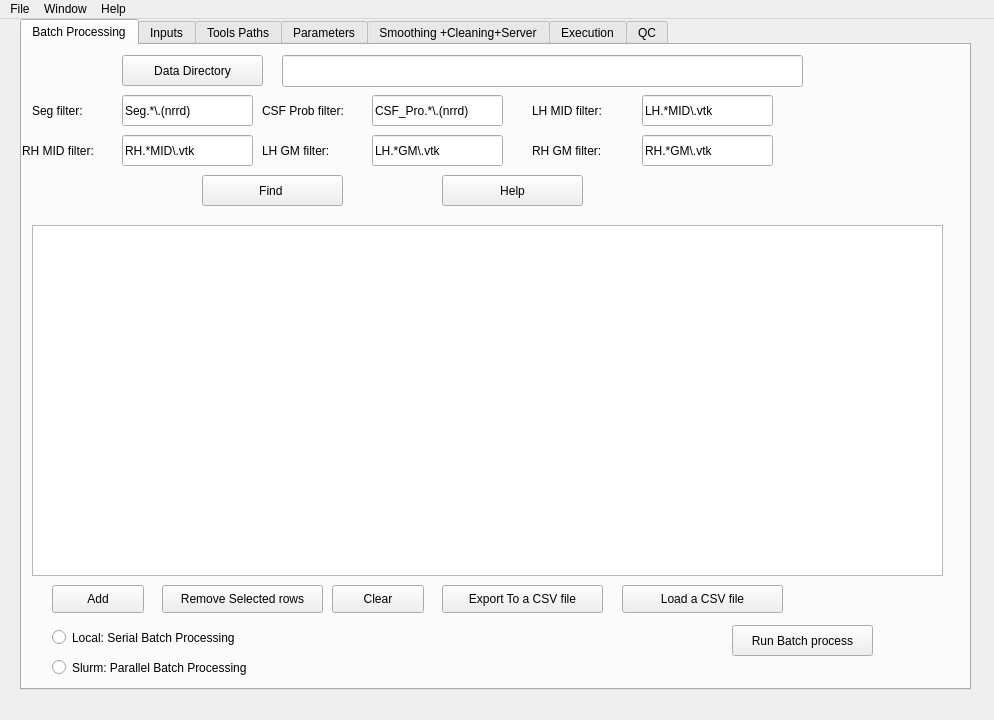
First picture: the form in src/app/csfwindow.ui, repository tahya-deddah/Local_EACSF, before the edit.
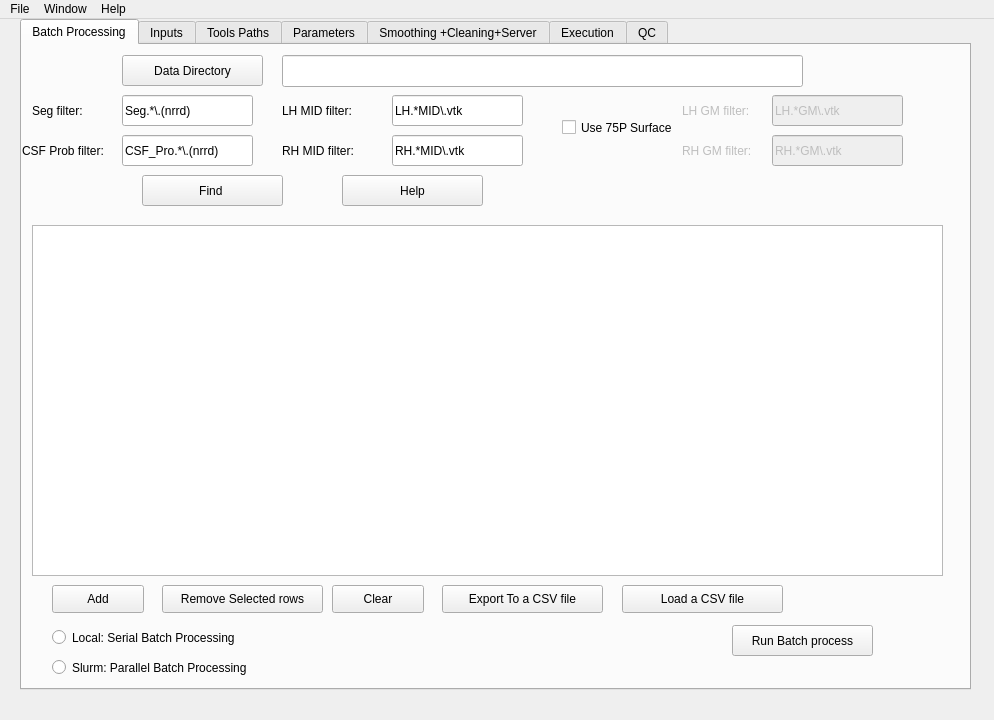
Second picture: the form after the edit. The open tabs and pages were chosen to show the change.

What changed in the file:
```diff
--- a/src/app/csfwindow.ui
+++ b/src/app/csfwindow.ui
@@ -110,8 +110,8 @@
      <widget class="QLabel" name="CSF_Prob_filter">
       <property name="geometry">
        <rect>
-        <x>240</x>
-        <y>50</y>
+        <x>0</x>
+        <y>90</y>
         <width>111</width>
         <height>31</height>
        </rect>
@@ -123,8 +123,8 @@
      <widget class="QLineEdit" name="lineEdit_CSF_Prob_filter">
       <property name="geometry">
        <rect>
-        <x>350</x>
-        <y>50</y>
+        <x>100</x>
+        <y>90</y>
         <width>131</width>
         <height>31</height>
        </rect>
@@ -136,7 +136,7 @@
      <widget class="QLabel" name="LH_MID_filter">
       <property name="geometry">
        <rect>
-        <x>510</x>
+        <x>260</x>
         <y>50</y>
         <width>101</width>
         <height>31</height>
@@ -149,7 +149,7 @@
      <widget class="QLineEdit" name="lineEdit_LH_MID_filter">
       <property name="geometry">
        <rect>
-        <x>620</x>
+        <x>370</x>
         <y>50</y>
         <width>131</width>
         <height>31</height>
@@ -160,10 +160,13 @@
       </property>
      </widget>
      <widget class="QLabel" name="LH_GM_filter">
+      <property name="enabled">
+       <bool>false</bool>
+      </property>
       <property name="geometry">
        <rect>
-        <x>240</x>
-        <y>90</y>
+        <x>660</x>
+        <y>50</y>
         <width>101</width>
         <height>31</height>
        </rect>
@@ -173,10 +176,13 @@
       </property>
      </widget>
      <widget class="QLineEdit" name="lineEdit_LH_GM_filter">
+      <property name="enabled">
+       <bool>false</bool>
+      </property>
       <property name="geometry">
        <rect>
-        <x>350</x>
-        <y>90</y>
+        <x>750</x>
+        <y>50</y>
         <width>131</width>
         <height>31</height>
        </rect>
@@ -188,7 +194,7 @@
      <widget class="QLabel" name="RH_MID_filter">
       <property name="geometry">
        <rect>
-        <x>0</x>
+        <x>260</x>
         <y>90</y>
         <width>101</width>
         <height>31</height>
@@ -201,7 +207,7 @@
      <widget class="QLineEdit" name="lineEdit_RH_MID_filter">
       <property name="geometry">
        <rect>
-        <x>100</x>
+        <x>370</x>
         <y>90</y>
         <width>131</width>
         <height>31</height>
@@ -212,9 +218,12 @@
       </property>
      </widget>
      <widget class="QLabel" name="RH_GM_filter">
+      <property name="enabled">
+       <bool>false</bool>
+      </property>
       <property name="geometry">
        <rect>
-        <x>510</x>
+        <x>660</x>
         <y>90</y>
         <width>101</width>
         <height>31</height>
@@ -225,9 +234,12 @@
       </property>
      </widget>
      <widget class="QLineEdit" name="lineEdit_RH_GM_filter">
+      <property name="enabled">
+       <bool>false</bool>
+      </property>
       <property name="geometry">
        <rect>
-        <x>620</x>
+        <x>750</x>
         <y>90</y>
         <width>131</width>
         <height>31</height>
@@ -240,7 +252,7 @@
      <widget class="QPushButton" name="Find">
       <property name="geometry">
        <rect>
-        <x>180</x>
+        <x>120</x>
         <y>130</y>
         <width>141</width>
         <height>31</height>
@@ -328,7 +340,7 @@
      <widget class="QPushButton" name="Help">
       <property name="geometry">
        <rect>
-        <x>420</x>
+        <x>320</x>
         <y>130</y>
         <width>141</width>
         <height>31</height>
@@ -364,6 +376,19 @@
        <string>Load a CSV file</string>
       </property>
      </widget>
+     <widget class="QCheckBox" name="checkBox_75P_Surface_batch">
+      <property name="geometry">
+       <rect>
+        <x>540</x>
+        <y>70</y>
+        <width>141</width>
+        <height>25</height>
+       </rect>
+      </property>
+      <property name="text">
+       <string>Use 75P Surface</string>
+      </property>
+     </widget>
     </widget>
     <widget class="QWidget" name="tab_inputs">
      <attribute name="title">
```
Left out of the diff: 28 changed lines with no effect on the pictures.
